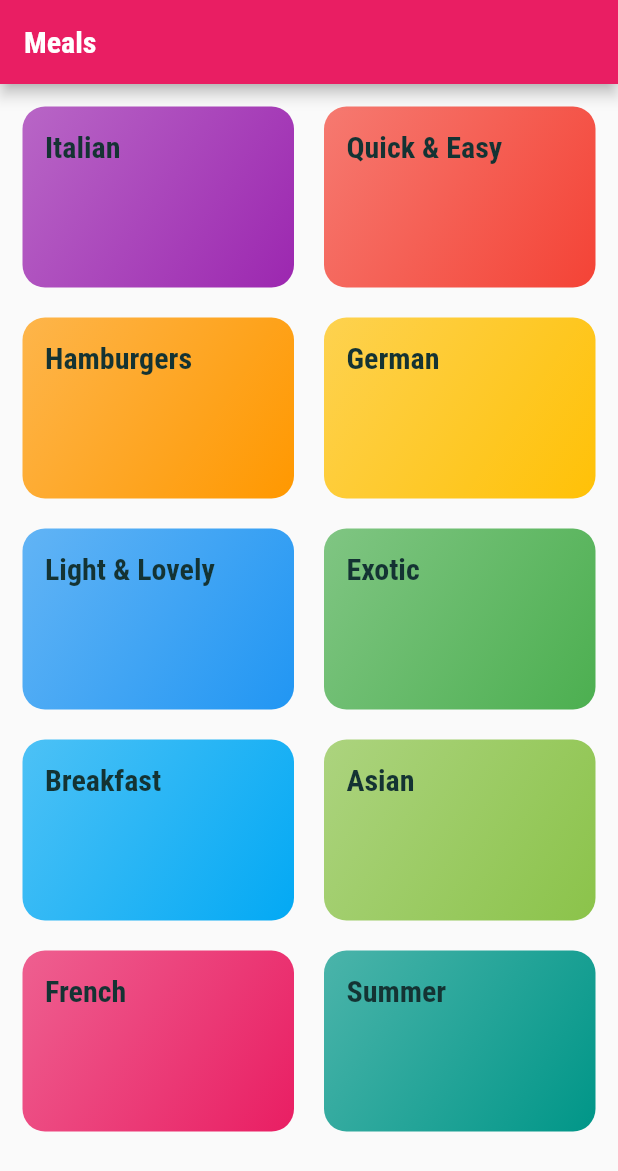
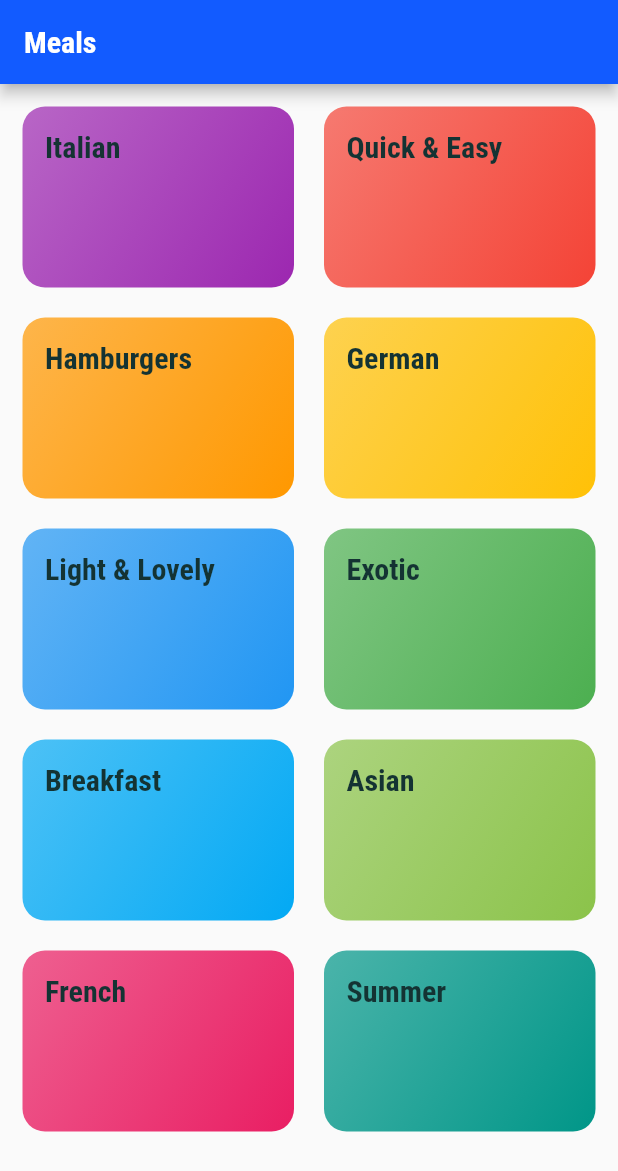
Before and after one commit to babarobat/flutter-meals-app, a Flutter app: the screen it shows after launch, on a phone screen of 412 x 824 dp. Shown: the top 1171 px of the screen. Run offline on Flutter 3.47's test engine with Material 2 defaults, Android fonts, the phone set to English and light mode, and no system bars.

Commit message:
refactorin: replace views

```diff
--- a/lib/main.dart
+++ b/lib/main.dart
@@ -1,7 +1,7 @@
 import 'package:flutter/material.dart';
 
-import 'views/categories_screen.dart';
-import 'views/category_meals_screen.dart';
+import 'views/screens/categories_screen.dart';
+import 'views/screens/category_meals_screen.dart';
 import 'routs/routs.dart';
 
 void main() {
@@ -19,7 +19,7 @@ class App extends StatelessWidget {
       title: 'Flutter Demo',
       theme: theme.copyWith(
           colorScheme: theme.colorScheme.copyWith(
-            primary: Colors.pink,
+            primary: const Color(0xFF125BFF),
             secondary: Colors.amber,
           ),
           canvasColor: const Color.fromRGBO(255, 254, 229, 1),
--- a/lib/views/categories_screen.dart
+++ b/lib/views/screens/categories_screen.dart
@@ -1,5 +1,5 @@
 import 'package:flutter/material.dart';
-import 'package:meals/views/category_item.dart';
+import 'package:meals/views/widgets/category_item.dart';
 import 'package:meals/models/dummy_data.dart';
 
 class CategoriesScreen extends StatelessWidget {
--- a/lib/views/category_meals_screen.dart
+++ b/lib/views/screens/category_meals_screen.dart
@@ -3,7 +3,7 @@ import 'package:flutter/material.dart';
 import 'package:meals/ext/build_context_extensions.dart';
 import 'package:meals/models/dummy_data.dart';
 import 'package:meals/models/meal.dart';
-import 'package:meals/views/meal_item.dart';
+import 'package:meals/views/widgets/meal_item.dart';
 
 class CategoryMealsScreen extends StatelessWidget {
   const CategoryMealsScreen({Key? key}) : super(key: key);
--- a/lib/views/category_item.dart
+++ b/lib/views/widgets/category_item.dart
@@ -1,7 +1,7 @@
 import 'package:flutter/material.dart';
 import 'package:meals/routs/routs.dart';
 
-import 'category_meals_screen.dart';
+import '../screens/category_meals_screen.dart';
 
 class CategoryItem extends StatelessWidget {
   final String title;
```
Also changed, not shown: lib/views/widgets/meal_item.dart (renamed from lib/views/meal_item.dart).
